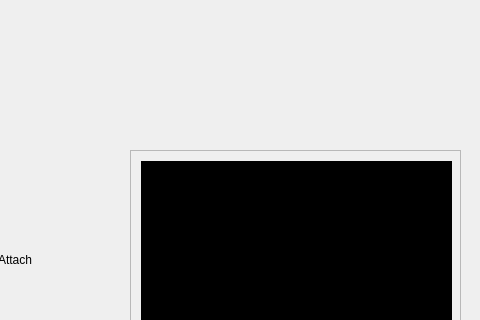
The window that aed_display.ui (WaillyMohamed/AED) describes before a commit, drawn with Qt 5; both pictures show x 720 to 1200 and y 0 to 320 of the 1200 by 800 pixel window.
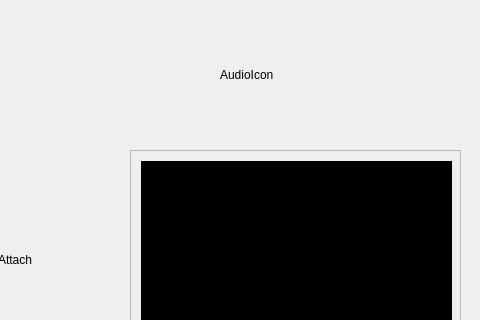
The same window after the commit.

Commit message: Added audio icon above audio messages

Diff of the .ui file:
```diff
--- a/aed_display.ui
+++ b/aed_display.ui
@@ -398,6 +398,19 @@
      <string/>
     </property>
    </widget>
+   <widget class="QLabel" name="audioIcon">
+    <property name="geometry">
+     <rect>
+      <x>940</x>
+      <y>0</y>
+      <width>150</width>
+      <height>150</height>
+     </rect>
+    </property>
+    <property name="text">
+     <string>AudioIcon</string>
+    </property>
+   </widget>
   </widget>
   <widget class="QMenuBar" name="menubar">
    <property name="geometry">
```
The commit also changes 3 other files.
